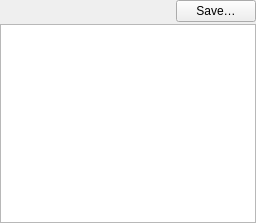
metno/kvhqc, file src/datalist.ui: the form before one commit.
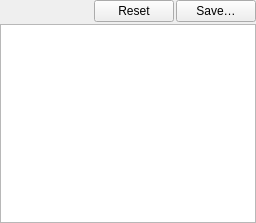
The form after the commit. Custom widgets are drawn as their Qt base class.

Commit message: DataList: added reset columns button

Patch:
```diff
--- a/src/datalist.ui
+++ b/src/datalist.ui
@@ -41,6 +41,16 @@
        </property>
       </spacer>
      </item>
+     <item>
+      <widget class="QPushButton" name="buttonResetColumns">
+       <property name="toolTip">
+        <string>Reset columns</string>
+       </property>
+       <property name="text">
+        <string>Reset</string>
+       </property>
+      </widget>
+     </item>
      <item>
       <widget class="QPushButton" name="buttonSaveAs">
        <property name="text">
```
Left out of the diff: 21 changed lines with no effect on the pictures. The commit also changes 2 other files.
